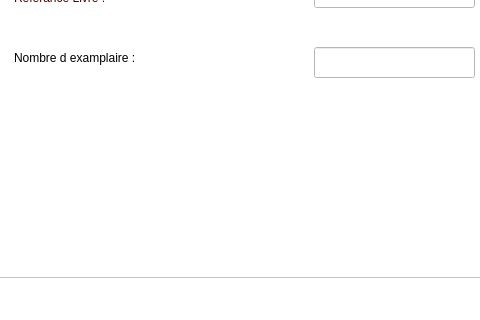
Qt form ui/Modifier_nb_exmp.ui (JawharFormatik/pyrhon-project) before a commit; both pictures show x 316 to 796 and y 272 to 592 of the 1278 by 592 pixel window.
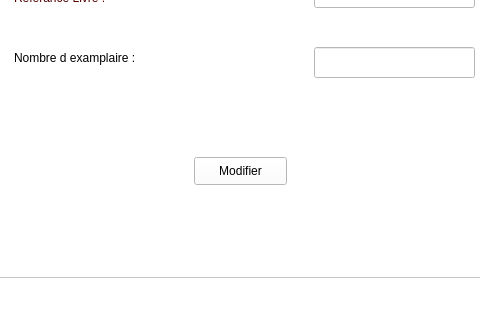
The same form after that commit.

```diff
--- a/ui/Modifier_nb_exmp.ui
+++ b/ui/Modifier_nb_exmp.ui
@@ -116,6 +116,19 @@
       <string>Nombre d examplaire :</string>
      </property>
     </widget>
+    <widget class="QPushButton" name="pushButton">
+     <property name="geometry">
+      <rect>
+       <x>510</x>
+       <y>410</y>
+       <width>93</width>
+       <height>28</height>
+      </rect>
+     </property>
+     <property name="text">
+      <string>Modifier</string>
+     </property>
+    </widget>
    </widget>
   </widget>
   <widget class="QMenuBar" name="menubar">
```
Left out of the diff: 12 changed lines with no effect on the pictures.
